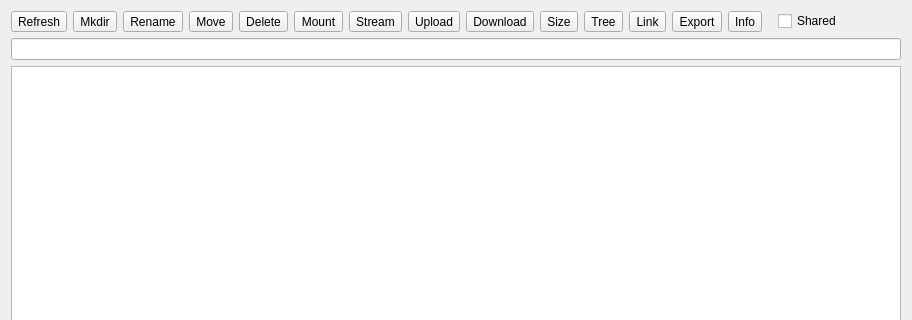
Old version of the form src/remote_widget.ui in the repository holazt/RcloneBrowser; both pictures show x 0 to 912 and y 0 to 320 of the 912 by 552 pixel window.
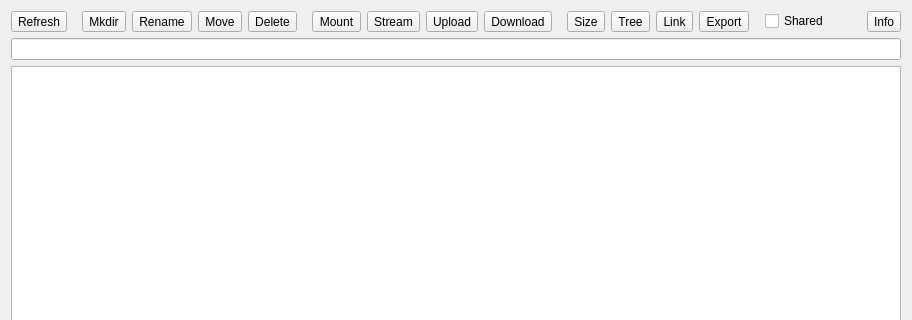
New version of the form.

Commit message: rearranged menu buttons

```diff
--- a/src/remote_widget.ui
+++ b/src/remote_widget.ui
@@ -61,6 +61,16 @@
             </property>
            </widget>
           </item>
+          <item>
+           <widget class="Line" name="line_2">
+            <property name="lineWidth">
+             <number>0</number>
+            </property>
+            <property name="orientation">
+             <enum>Qt::Vertical</enum>
+            </property>
+           </widget>
+          </item>
           <item>
            <widget class="QToolButton" name="buttonMkdir">
             <property name="text">
@@ -101,6 +111,16 @@
             </property>
            </widget>
           </item>
+          <item>
+           <widget class="Line" name="line">
+            <property name="lineWidth">
+             <number>0</number>
+            </property>
+            <property name="orientation">
+             <enum>Qt::Vertical</enum>
+            </property>
+           </widget>
+          </item>
           <item>
            <widget class="QToolButton" name="buttonMount">
             <property name="text">
@@ -141,6 +161,16 @@
             </property>
            </widget>
           </item>
+          <item>
+           <widget class="Line" name="line_3">
+            <property name="lineWidth">
+             <number>0</number>
+            </property>
+            <property name="orientation">
+             <enum>Qt::Vertical</enum>
+            </property>
+           </widget>
+          </item>
           <item>
            <widget class="QToolButton" name="buttonSize">
             <property name="text">
@@ -181,16 +211,6 @@
             </property>
            </widget>
           </item>
-          <item>
-           <widget class="QToolButton" name="buttonInfo">
-            <property name="text">
-             <string>Info</string>
-            </property>
-            <property name="toolButtonStyle">
-             <enum>Qt::ToolButtonTextUnderIcon</enum>
-            </property>
-           </widget>
-          </item>
           <item>
            <spacer name="horizontalSpacer">
             <property name="orientation">
@@ -249,6 +269,16 @@
             </property>
            </spacer>
           </item>
+          <item>
+           <widget class="QToolButton" name="buttonInfo">
+            <property name="text">
+             <string>Info</string>
+            </property>
+            <property name="toolButtonStyle">
+             <enum>Qt::ToolButtonTextUnderIcon</enum>
+            </property>
+           </widget>
+          </item>
          </layout>
         </widget>
        </item>
```
The commit also changes 1 other file.
